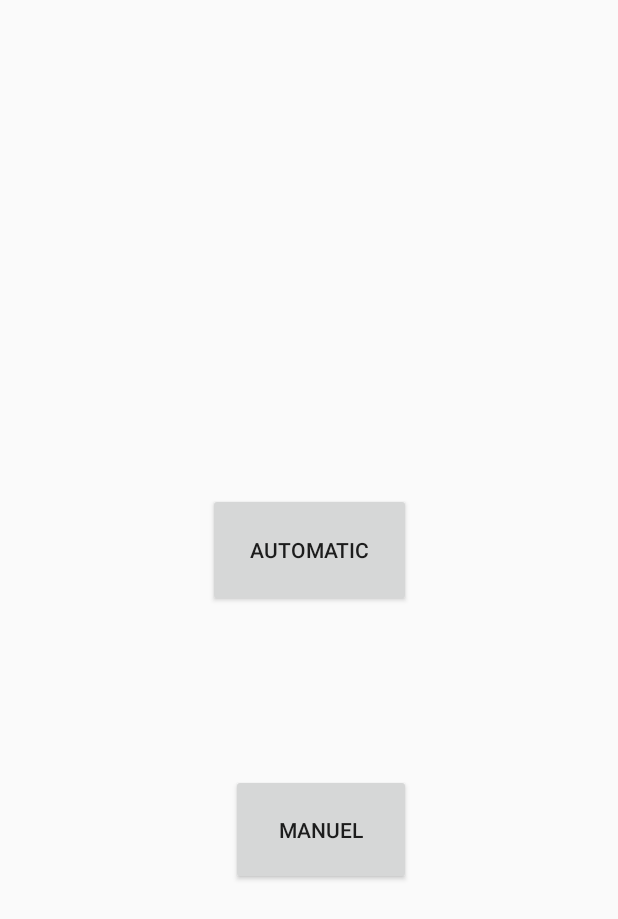
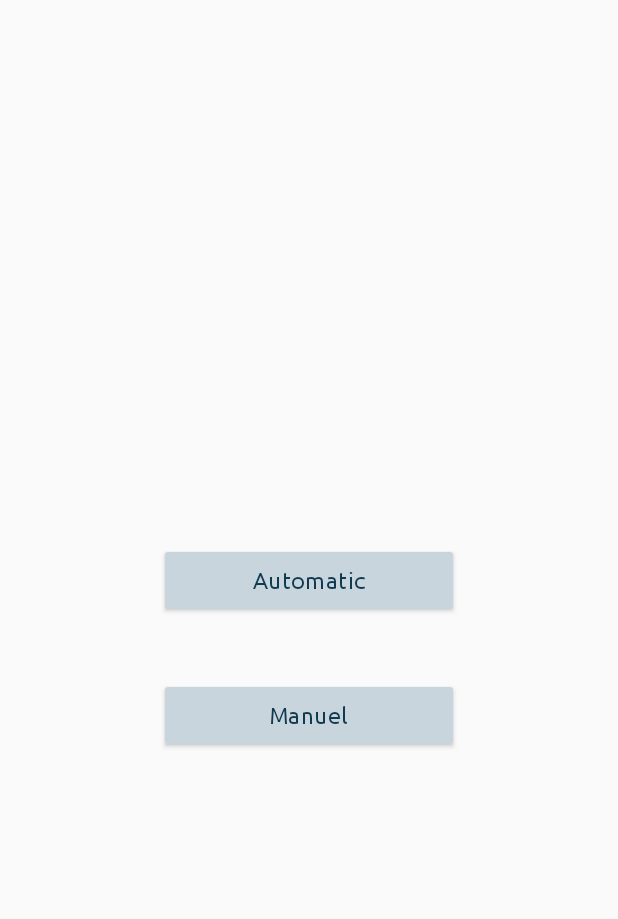
Before and after one commit to Dams44/Telecommande_Android, an Android app: the layout automatic_activity.xml on its own in the app's theme, with its tools: preview values and no code run, on a phone screen of 412 x 824 dp. Shown: the top 919 px of the screen. Run offline under Robolectric (Android 15) with nearby library versions, the phone set to English and light mode, and no system bars.

Commit message:
Automatic + Interfaces

```diff
--- a/app/src/main/res/layout/activity_controle_panel.xml
+++ b/app/src/main/res/layout/activity_controle_panel.xml
@@ -81,10 +81,10 @@
 
     <LinearLayout
         android:layout_width="match_parent"
-        android:layout_height="wrap_content"
+        android:layout_height="385dp"
+        android:layout_gravity="center"
         android:layout_marginTop="20dp"
         android:orientation="vertical"
-        android:layout_gravity="center"
         tools:ignore="MissingConstraints">
 
         <com.example.lejosproject_telecommande.Joystick
@@ -103,10 +103,10 @@
             android:layout_marginTop="40dp"
             android:backgroundTint="@color/colorBright"
             android:letterSpacing="0.02"
-            app:fontFamily="@font/ubuntu"
             android:text="@string/quitter"
             android:textColor="@color/colorPrimary"
-            android:textSize="15sp"></Button>
+            android:textSize="15sp"
+            app:fontFamily="@font/ubuntu"></Button>
 
 
         <!--<Button
--- a/app/src/main/res/layout/automatic_activity.xml
+++ b/app/src/main/res/layout/automatic_activity.xml
@@ -1,36 +1,39 @@
 <?xml version="1.0" encoding="utf-8"?>
-<androidx.constraintlayout.widget.ConstraintLayout
+<LinearLayout
     xmlns:android="http://schemas.android.com/apk/res/android"
     xmlns:app="http://schemas.android.com/apk/res-auto"
     xmlns:tools="http://schemas.android.com/tools"
     android:layout_width="match_parent"
-    android:layout_height="match_parent">
+    android:layout_height="wrap_content"
+    android:layout_gravity="center"
+    android:orientation="vertical">
 
     <Button
         android:id="@+id/automatic"
-        android:layout_width="135dp"
-        android:layout_height="76dp"
-        android:layout_marginStart="138dp"
-        android:layout_marginLeft="138dp"
-        android:layout_marginEnd="138dp"
-        android:layout_marginRight="138dp"
-        android:layout_marginBottom="111dp"
+        style="@style/Widget.App.ShapeableButton"
+        android:layout_width="200dp"
+        android:layout_height="50dp"
+        android:layout_gravity="center"
+        android:layout_marginTop="40dp"
+        android:backgroundTint="@color/colorBright"
+        android:letterSpacing="0.02"
         android:text="Automatic"
-        app:layout_constraintBottom_toTopOf="@+id/manuel"
-        app:layout_constraintEnd_toEndOf="parent"
-        app:layout_constraintStart_toStartOf="parent" />
+        android:textColor="@color/colorPrimary"
+        android:textSize="15sp"
+        app:fontFamily="@font/ubuntu" />
 
     <Button
         android:id="@+id/manuel"
-        android:layout_width="120dp"
-        android:layout_height="74dp"
-        android:layout_marginStart="153dp"
-        android:layout_marginLeft="153dp"
-        android:layout_marginEnd="138dp"
-        android:layout_marginRight="138dp"
-        android:layout_marginBottom="234dp"
+        style="@style/Widget.App.ShapeableButton"
+        android:layout_width="200dp"
+        android:layout_height="50dp"
+        android:layout_gravity="center"
+        android:layout_marginTop="40dp"
+        android:backgroundTint="@color/colorBright"
+        android:letterSpacing="0.02"
         android:text="Manuel"
-        app:layout_constraintBottom_toBottomOf="parent"
-        app:layout_constraintEnd_toEndOf="parent"
-        app:layout_constraintStart_toStartOf="parent" />
-</androidx.constraintlayout.widget.ConstraintLayout>
+        android:textColor="@color/colorPrimary"
+        android:textSize="15sp"
+        app:fontFamily="@font/ubuntu" />
+
+</LinearLayout>
```
